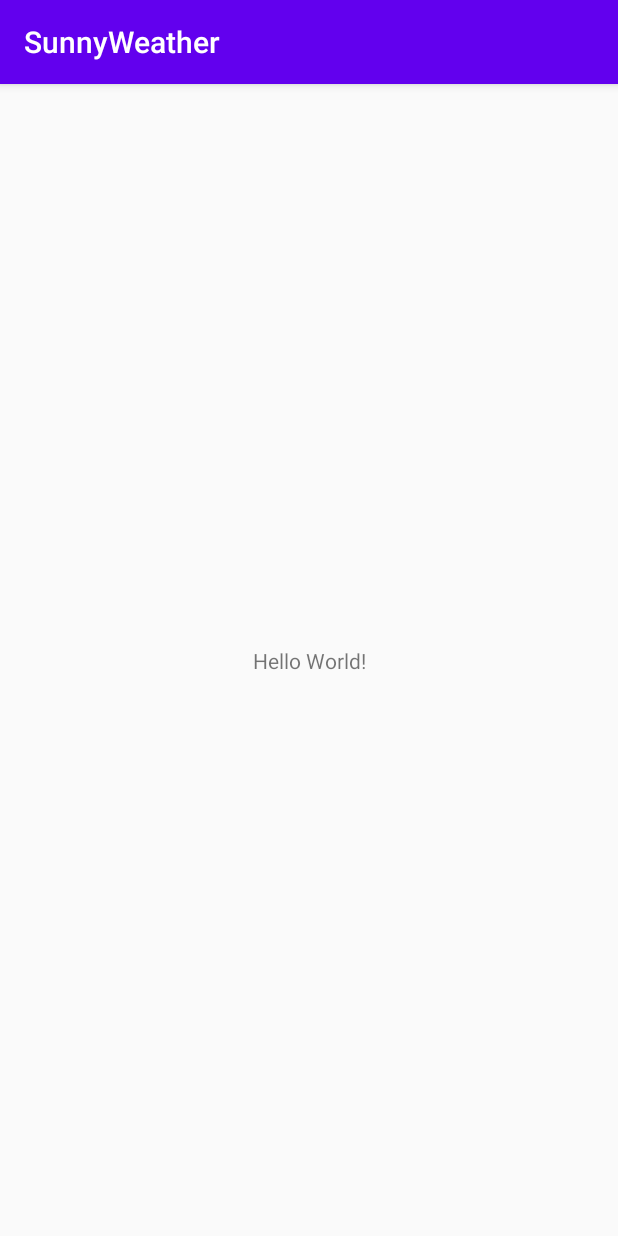
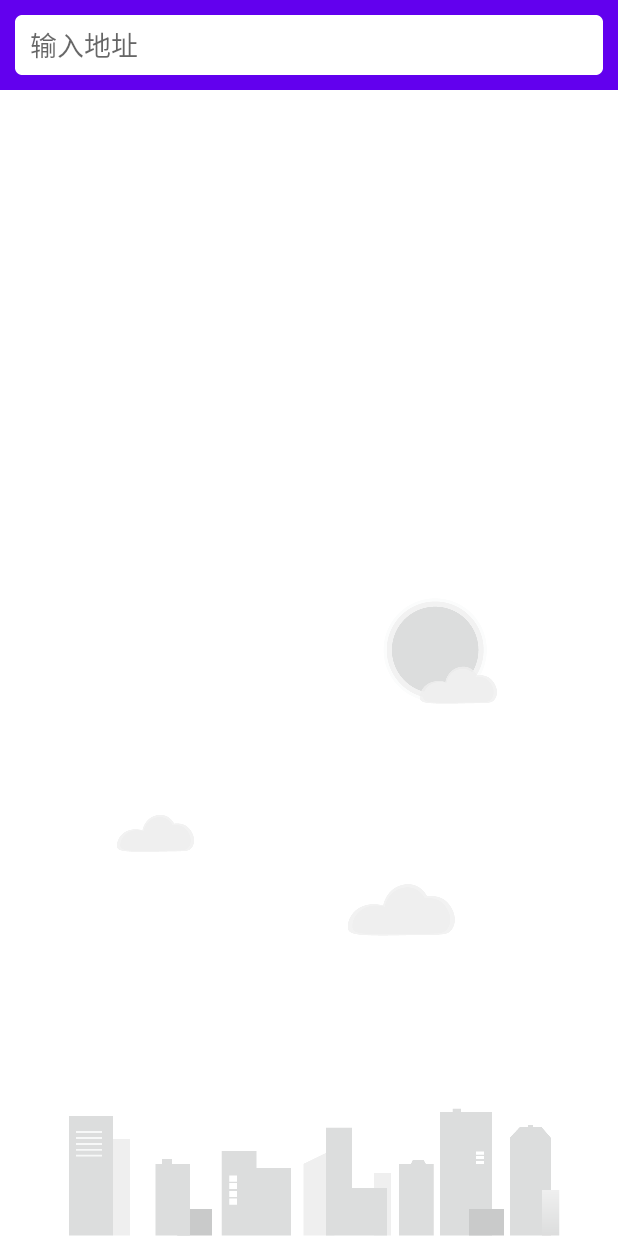
Before and after one commit to Arthur185/SunnyWeather, an Android app: the screen it shows after launch (MainActivity), on a phone screen of 412 x 824 dp. Run offline under Robolectric (Android 15) with nearby library versions, the phone set to English and light mode, and no system bars; 1 statement that could not run was skipped.

Commit message:
查询 地址

```diff
--- a/app/build.gradle
+++ b/app/build.gradle
@@ -22,6 +22,11 @@ android {
             proguardFiles getDefaultProguardFile('proguard-android-optimize.txt'), 'proguard-rules.pro'
         }
     }
+
+    compileOptions {
+        sourceCompatibility JavaVersion.VERSION_1_8
+        targetCompatibility JavaVersion.VERSION_1_8
+    }
 }
 
 dependencies {
--- a/app/src/main/AndroidManifest.xml
+++ b/app/src/main/AndroidManifest.xml
@@ -1,6 +1,8 @@
 <?xml version="1.0" encoding="utf-8"?>
 <manifest xmlns:android="http://schemas.android.com/apk/res/android"
     package="com.sunnyweather.arthur">
+
+    <uses-permission android:name="android.permission.INTERNET" />
 
     <application
         android:name=".SunnyWeatherApplication"
--- a/app/src/main/java/com/sunnyweather/arthur/MainActivity.kt
+++ b/app/src/main/java/com/sunnyweather/arthur/MainActivity.kt
@@ -9,8 +9,5 @@ class MainActivity : AppCompatActivity() {
     override fun onCreate(savedInstanceState: Bundle?) {
         super.onCreate(savedInstanceState)
         setContentView(R.layout.activity_main)
-        GlobalScope.launch {
-
-        }
     }
 }
--- a/app/src/main/java/com/sunnyweather/arthur/SunnyWeatherApplication.kt
+++ b/app/src/main/java/com/sunnyweather/arthur/SunnyWeatherApplication.kt
@@ -6,7 +6,8 @@ import android.content.Context
 
 class SunnyWeatherApplication : Application() {
     companion object {
-        const val TOKEN = ""
+        const val TOKEN = "LubzbZB5NtRDeb71"
+
         @SuppressLint("StaticFieldLeak")
         lateinit var context: Context
     }
--- a/app/src/main/java/com/sunnyweather/arthur/logic/model/PlaceResponse.kt
+++ b/app/src/main/java/com/sunnyweather/arthur/logic/model/PlaceResponse.kt
@@ -5,7 +5,7 @@ import com.google.gson.annotations.SerializedName
 data class PlaceResponse(val status: String, val places: List<Place>)
 
 data class Place(
-    val name: String, val location: String,
+    val name: String, val location: Location,
     @SerializedName("formatted_address") val address: String
 )
 
--- /dev/null
+++ b/app/src/main/java/com/sunnyweather/arthur/ui/place/PlaceFragment.kt
@@ -0,0 +1,62 @@
+package com.sunnyweather.arthur.ui.place
+
+import android.os.Bundle
+import android.view.LayoutInflater
+import android.view.View
+import android.view.ViewGroup
+import android.widget.Toast
+import androidx.core.widget.addTextChangedListener
+import androidx.fragment.app.Fragment
+import androidx.lifecycle.Observer
+import androidx.lifecycle.ViewModelProviders
+import androidx.recyclerview.widget.LinearLayoutManager
+import com.sunnyweather.arthur.R
+import kotlinx.android.synthetic.main.fragment_place.*
+
+class PlaceFragment : Fragment() {
+
+    private val viewModel by lazy { ViewModelProviders.of(this).get(PlaceViewModel::class.java) }
+
+    private lateinit var adapter: PlaceAdapter
+
+    override fun onCreateView(
+        inflater: LayoutInflater,
+        container: ViewGroup?,
+        savedInstanceState: Bundle?
+    ): View? {
+        return inflater.inflate(R.layout.fragment_place, container, false)
+    }
+
+    override fun onActivityCreated(savedInstanceState: Bundle?) {
+        super.onActivityCreated(savedInstanceState)
+        val layoutManager = LinearLayoutManager(activity)
+        recyclerView.layoutManager = layoutManager
+        adapter = PlaceAdapter(this, viewModel.placeList)
+        recyclerView.adapter = adapter
+        searchPlaceEdit.addTextChangedListener { editable ->
+            val content = editable.toString()
+            if (content.isNotBlank()) {
+                viewModel.searchPlace(content)
+            } else {
+                recyclerView.visibility = View.GONE
+                bgImageView.visibility = View.VISIBLE
+                viewModel.placeList.clear()
+                adapter.notifyDataSetChanged()
+            }
+        }
+
+        viewModel.placeLiveData.observe(viewLifecycleOwner, Observer { result ->
+            val places = result.getOrNull()
+            if (places != null) {
+                recyclerView.visibility = View.VISIBLE
+                bgImageView.visibility = View.GONE
+                viewModel.placeList.clear()
+                viewModel.placeList.addAll(places)
+                adapter.notifyDataSetChanged()
+            } else {
+                Toast.makeText(activity, "未能查询到任何地点", Toast.LENGTH_SHORT).show()
+                result.exceptionOrNull()?.printStackTrace()
+            }
+        })
+    }
+}
--- a/app/src/main/res/layout/activity_main.xml
+++ b/app/src/main/res/layout/activity_main.xml
@@ -1,18 +1,14 @@
 <?xml version="1.0" encoding="utf-8"?>
 <androidx.constraintlayout.widget.ConstraintLayout xmlns:android="http://schemas.android.com/apk/res/android"
-    xmlns:app="http://schemas.android.com/apk/res-auto"
     xmlns:tools="http://schemas.android.com/tools"
     android:layout_width="match_parent"
     android:layout_height="match_parent"
     tools:context=".MainActivity">
 
-    <TextView
-        android:layout_width="wrap_content"
-        android:layout_height="wrap_content"
-        android:text="Hello World!"
-        app:layout_constraintBottom_toBottomOf="parent"
-        app:layout_constraintLeft_toLeftOf="parent"
-        app:layout_constraintRight_toRightOf="parent"
-        app:layout_constraintTop_toTopOf="parent" />
+    <fragment
+        android:id="@+id/placeFragment"
+        android:name="com.sunnyweather.arthur.ui.place.PlaceFragment"
+        android:layout_width="match_parent"
+        android:layout_height="match_parent" />
 
 </androidx.constraintlayout.widget.ConstraintLayout>
--- a/app/src/main/res/values/styles.xml
+++ b/app/src/main/res/values/styles.xml
@@ -1,6 +1,6 @@
 <resources>
     <!-- Base application theme. -->
-    <style name="AppTheme" parent="Theme.AppCompat.Light.DarkActionBar">
+    <style name="AppTheme" parent="Theme.MaterialComponents.Light.NoActionBar">
         <!-- Customize your theme here. -->
         <item name="colorPrimary">@color/colorPrimary</item>
         <item name="colorPrimaryDark">@color/colorPrimaryDark</item>
```
Also changed, not shown: app/src/main/java/com/sunnyweather/arthur/ui/place/PlaceAdapter.kt (added, +33 -0 lines).
